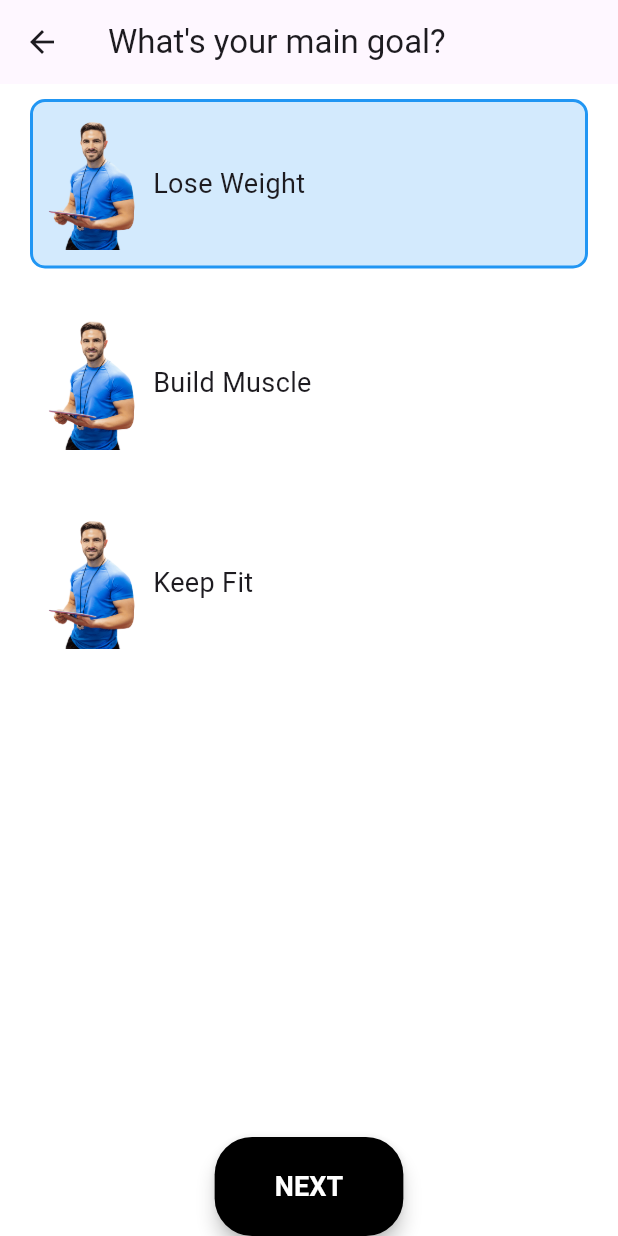
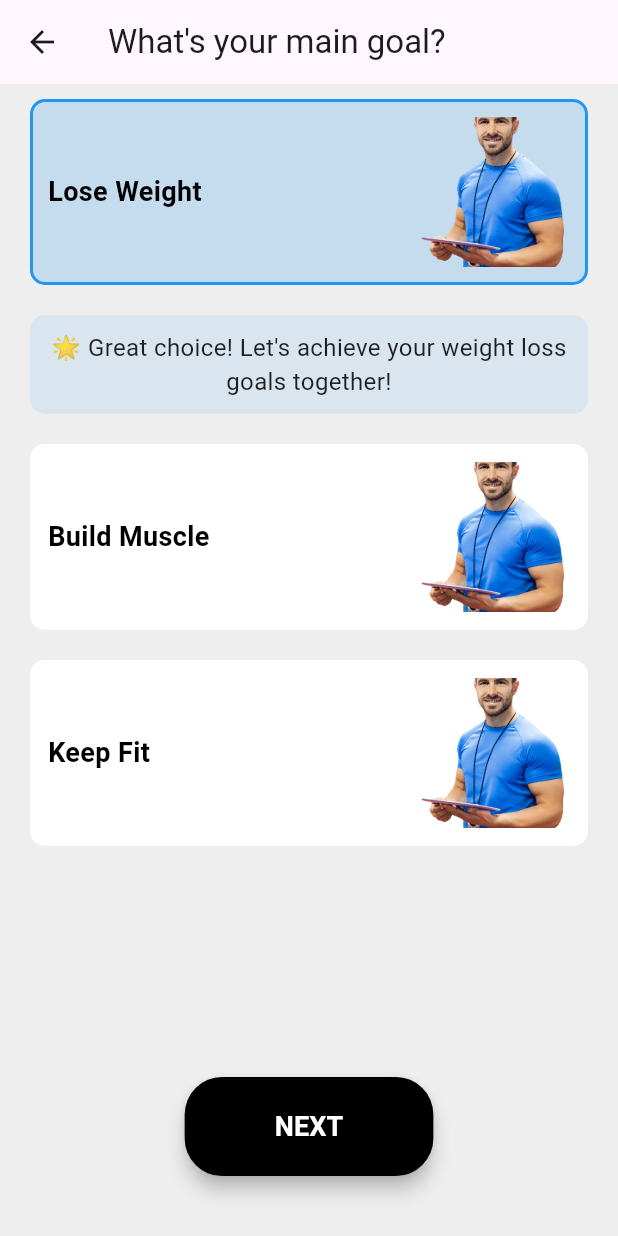
Before and after one commit to Abdimahad1/fitness_app_nodeJS, a Flutter app: the BodyTypeScreen screen opened directly, after a tap on "Lose Weight", on a phone screen of 412 x 824 dp. Run offline on Flutter 3.47's test engine with Material 3 defaults, Android fonts, the phone set to English and light mode, and no system bars.

Commit message:
next button and shape modifications

```diff
--- a/lib/screens/startUp/bodyType.dart
+++ b/lib/screens/startUp/bodyType.dart
@@ -8,10 +8,25 @@ class BodyTypeScreen extends StatefulWidget {
 class _BodyTypeScreenState extends State<BodyTypeScreen> {
   String? selectedGoal; // Variable to hold the selected goal
 
+  // Method to select a goal
   void selectGoal(String goal) {
     setState(() {
       selectedGoal = goal; // Update the selected goal
     });
+  }
+
+  // Method to get appropriate text for each selected goal
+  String getAppreciativeText(String goal) {
+    switch (goal) {
+      case 'Lose Weight':
+        return '🌟 Great choice! Let\'s achieve your weight loss goals together!';
+      case 'Build Muscle':
+        return '💪 Awesome! Building muscle will make you stronger!';
+      case 'Keep Fit':
+        return '🏃 Fantastic! Staying fit keeps you healthy!';
+      default:
+        return '';
+    }
   }
 
   @override
@@ -21,20 +36,20 @@ class _BodyTypeScreenState extends State<BodyTypeScreen> {
         title: Text('What\'s your main goal?'),
       ),
       body: Container(
-        color: Colors.white, // Background color
+        color: Colors.grey[200], // Background color
         child: Column(
           mainAxisAlignment: MainAxisAlignment.spaceBetween, // Space between elements
           children: [
-            Center(
-              child: Column(
-                mainAxisAlignment: MainAxisAlignment.center,
+            // Goal Selection Section
+            Column(
               children: [
-                  // Goal Selection Options
                 GestureDetector(
                   onTap: () => selectGoal('Lose Weight'),
                   child: Container(
                     decoration: BoxDecoration(
-                        color: selectedGoal == 'Lose Weight' ? Colors.blue.withOpacity(0.2) : Colors.transparent,
+                      color: selectedGoal == 'Lose Weight'
+                          ? Colors.blue.withOpacity(0.2)
+                          : Colors.white, // Rectangle background color
                       borderRadius: BorderRadius.circular(10),
                       border: Border.all(
                         color: selectedGoal == 'Lose Weight' ? Colors.blue : Colors.transparent,
@@ -45,21 +60,55 @@ class _BodyTypeScreenState extends State<BodyTypeScreen> {
                     margin: EdgeInsets.symmetric(vertical: 10, horizontal: 20),
                     child: Row(
                       children: [
-                          Image.asset('lib/assets/images/coach.png', width: 60), // Icon image
-                          SizedBox(width: 10),
-                          Text(
+                        // Text on the left
+                        Expanded(
+                          child: Text(
                             'Lose Weight',
-                            style: TextStyle(fontSize: 18),
+                            style: TextStyle(
+                              fontSize: 18,
+                              fontWeight: FontWeight.bold,
+                              color: Colors.black,
+                            ),
+                          ),
+                        ),
+                        // Image on the right
+                        Image.asset(
+                          'lib/assets/images/coach.png',
+                          width: 100,
+                          height: 100,
+                          fit: BoxFit.cover,
                         ),
                       ],
                     ),
                   ),
                 ),
+
+                // Appreciative Text for 'Lose Weight'
+                if (selectedGoal == 'Lose Weight')
+                  Container(
+                    margin: EdgeInsets.symmetric(vertical: 10, horizontal: 20),
+                    padding: EdgeInsets.all(10),
+                    decoration: BoxDecoration(
+                      color: Colors.blue.withOpacity(0.1), // Low display background color
+                      borderRadius: BorderRadius.circular(10),
+                    ),
+                    child: Text(
+                      getAppreciativeText('Lose Weight'),
+                      textAlign: TextAlign.center,
+                      style: TextStyle(
+                        fontSize: 16,
+                        color: Colors.black87,
+                      ),
+                    ),
+                  ),
+
                 GestureDetector(
                   onTap: () => selectGoal('Build Muscle'),
                   child: Container(
                     decoration: BoxDecoration(
-                        color: selectedGoal == 'Build Muscle' ? Colors.blue.withOpacity(0.2) : Colors.transparent,
+                      color: selectedGoal == 'Build Muscle'
+                          ? Colors.blue.withOpacity(0.2)
+                          : Colors.white, // Rectangle background color
                       borderRadius: BorderRadius.circular(10),
                       border: Border.all(
                         color: selectedGoal == 'Build Muscle' ? Colors.blue : Colors.transparent,
@@ -70,21 +119,55 @@ class _BodyTypeScreenState extends State<BodyTypeScreen> {
                     margin: EdgeInsets.symmetric(vertical: 10, horizontal: 20),
                     child: Row(
                       children: [
-                          Image.asset('lib/assets/images/coach.png', width: 60), // Icon image
-                          SizedBox(width: 10),
-                          Text(
+                        // Text on the left
+                        Expanded(
+                          child: Text(
                             'Build Muscle',
-                            style: TextStyle(fontSize: 18),
+                            style: TextStyle(
+                              fontSize: 18,
+                              fontWeight: FontWeight.bold,
+                              color: Colors.black,
+                            ),
+                          ),
+                        ),
+                        // Image on the right
+                        Image.asset(
+                          'lib/assets/images/coach.png',
+                          width: 100,
+                          height: 100,
+                          fit: BoxFit.cover,
                         ),
                       ],
                     ),
                   ),
                 ),
+
+                // Appreciative Text for 'Build Muscle'
+                if (selectedGoal == 'Build Muscle')
+                  Container(
+                    margin: EdgeInsets.symmetric(vertical: 10, horizontal: 20),
+                    padding: EdgeInsets.all(10),
+                    decoration: BoxDecoration(
+                      color: Colors.blue.withOpacity(0.1), // Low display background color
+                      borderRadius: BorderRadius.circular(10),
+                    ),
+                    child: Text(
+                      getAppreciativeText('Build Muscle'),
+                      textAlign: TextAlign.center,
+                      style: TextStyle(
+                        fontSize: 16,
+                        color: Colors.black87,
+                      ),
+                    ),
+                  ),
+
                 GestureDetector(
                   onTap: () => selectGoal('Keep Fit'),
                   child: Container(
                     decoration: BoxDecoration(
-                        color: selectedGoal == 'Keep Fit' ? Colors.blue.withOpacity(0.2) : Colors.transparent,
+                      color: selectedGoal == 'Keep Fit'
+                          ? Colors.blue.withOpacity(0.2)
+                          : Colors.white, // Rectangle background color
                       borderRadius: BorderRadius.circular(10),
                       border: Border.all(
                         color: selectedGoal == 'Keep Fit' ? Colors.blue : Colors.transparent,
@@ -95,34 +178,67 @@ class _BodyTypeScreenState extends State<BodyTypeScreen> {
                     margin: EdgeInsets.symmetric(vertical: 10, horizontal: 20),
                     child: Row(
                       children: [
-                          Image.asset('lib/assets/images/coach.png', width: 60), // Icon image
-                          SizedBox(width: 10),
-                          Text(
+                        // Text on the left
+                        Expanded(
+                          child: Text(
                             'Keep Fit',
-                            style: TextStyle(fontSize: 18),
+                            style: TextStyle(
+                              fontSize: 18,
+                              fontWeight: FontWeight.bold,
+                              color: Colors.black,
+                            ),
+                          ),
+                        ),
+                        // Image on the right
+                        Image.asset(
+                          'lib/assets/images/coach.png',
+                          width: 100,
+                          height: 100,
+                          fit: BoxFit.cover,
                         ),
                       ],
                     ),
                   ),
                 ),
+
+                // Appreciative Text for 'Keep Fit'
+                if (selectedGoal == 'Keep Fit')
+                  Container(
+                    margin: EdgeInsets.symmetric(vertical: 10, horizontal: 20),
+                    padding: EdgeInsets.all(10),
+                    decoration: BoxDecoration(
+                      color: Colors.blue.withOpacity(0.1), // Low display background color
+                      borderRadius: BorderRadius.circular(10),
+                    ),
+                    child: Text(
+                      getAppreciativeText('Keep Fit'),
+                      textAlign: TextAlign.center,
+                      style: TextStyle(
+                        fontSize: 16,
+                        color: Colors.black87,
+                      ),
+                    ),
+                  ),
               ],
             ),
-            ),
 
-            // Add more space above the Next button
-            SizedBox(height: 60), // Increased height for more space
+            Spacer(), // Adds space between the buttons and the Next button
 
-            // Next Button
-            ElevatedButton(
-              onPressed: selectedGoal != null ? () {
+            // Next Button Section
+            Padding(
+              padding: const EdgeInsets.only(bottom: 40.0), // Add space from the bottom
+              child: ElevatedButton(
+                onPressed: selectedGoal != null
+                    ? () {
                   // Handle Next action
-              } : null, // Disable button if no goal is selected
+                }
+                    : null, // Disable button if no goal is selected
                 style: ElevatedButton.styleFrom(
                   backgroundColor: selectedGoal != null ? Colors.black : Colors.grey, // Change color based on selection
                   shape: RoundedRectangleBorder(
                     borderRadius: BorderRadius.circular(25),
                   ),
-                padding: EdgeInsets.symmetric(horizontal: 40, vertical: 20), // Increased padding for larger button
+                  padding: EdgeInsets.symmetric(horizontal: 60, vertical: 20), // Increased padding for larger button
                   elevation: 5, // Add shadow for depth
                 ),
                 child: Text(
@@ -134,6 +250,7 @@ class _BodyTypeScreenState extends State<BodyTypeScreen> {
                   ),
                 ),
               ),
+            ),
           ],
         ),
       ),
--- a/lib/screens/startUp/genderSelection.dart
+++ b/lib/screens/startUp/genderSelection.dart
@@ -26,8 +26,8 @@ class _GenderScreenState extends State<GenderScreen> {
         child: Column(
           mainAxisAlignment: MainAxisAlignment.spaceBetween, // Space between elements
           children: [
-            Center(
-              child: Column(
+            // Gender Selection Section
+            Column(
               mainAxisAlignment: MainAxisAlignment.center,
               children: [
                 Text(
@@ -120,26 +120,28 @@ class _GenderScreenState extends State<GenderScreen> {
                 ),
               ],
             ),
-            ),
 
-            // Add space above the Next button
-            SizedBox(height: 60), // Increased height for more space
+            Spacer(), // Adds dynamic space between Gender Selection and the button
 
-            // Next Button
-            ElevatedButton(
-              onPressed: selectedGender != null ? () {
+            // Next Button Section
+            Padding(
+              padding: const EdgeInsets.only(bottom: 40.0), // Add space from the bottom
+              child: ElevatedButton(
+                onPressed: selectedGender != null
+                    ? () {
                   // Navigate to the BodyTypeScreen
                   Navigator.push(
                     context,
                     MaterialPageRoute(builder: (context) => BodyTypeScreen()),
                   );
-              } : null, // Disable button if no gender is selected
+                }
+                    : null, // Disable button if no gender is selected
                 style: ElevatedButton.styleFrom(
                   backgroundColor: selectedGender != null ? Colors.black : Colors.grey, // Change color based on selection
                   shape: RoundedRectangleBorder(
                     borderRadius: BorderRadius.circular(25),
                   ),
-                padding: EdgeInsets.symmetric(horizontal: 40, vertical: 20), // Increased padding for larger button
+                  padding: EdgeInsets.symmetric(horizontal: 60, vertical: 20), // Increased padding for larger button
                   elevation: 5, // Add shadow for depth
                 ),
                 child: Text(
@@ -151,6 +153,7 @@ class _GenderScreenState extends State<GenderScreen> {
                   ),
                 ),
               ),
+            ),
           ],
         ),
       ),
```
Lines whose indentation alone changed are shown as unchanged.
